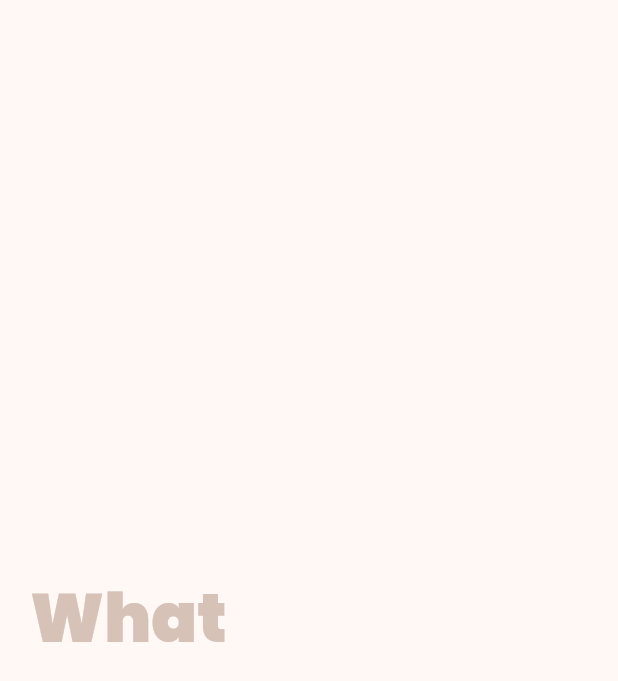
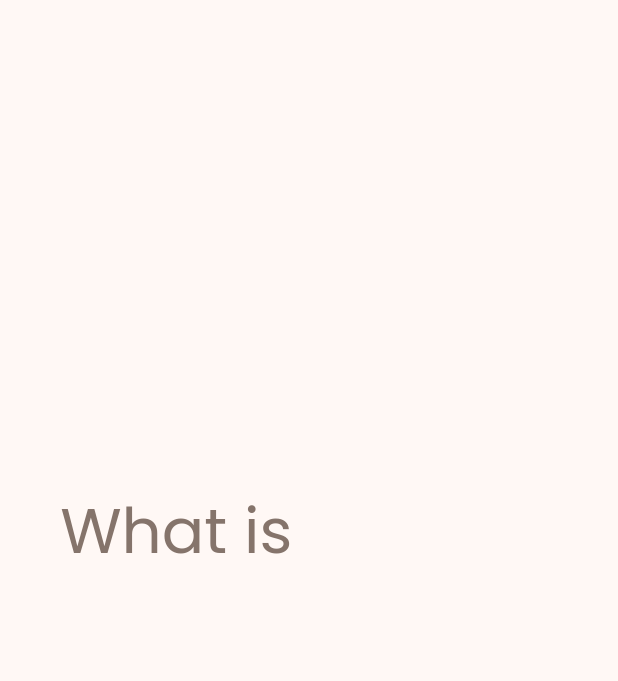
Before and after one commit to zTomz/Today, a Flutter app: the IntroAnimationPage screen opened directly, on a phone screen of 412 x 824 dp. Shown: the top 681 px of the screen. Run offline on Flutter 3.47's test engine with Material 3 defaults, Android fonts, the light colour scheme and no system bars; our stand-ins replace flutter_animate, flutter_hooks, google_fonts, hooks_riverpod, logger, shared_preferences and 1 more; missing offline and left inert: qweather_icons; accounts and stored records are empty.

Commit message:
Created intro animation

```diff
--- a/minimalist_weather/lib/main.dart
+++ b/minimalist_weather/lib/main.dart
@@ -1,20 +1,17 @@
 // TODO: Write README
-// TODO: Write intro animation
 
 import 'package:flutter/material.dart';
 import 'package:google_fonts/google_fonts.dart';
 import 'package:hooks_riverpod/hooks_riverpod.dart';
 import 'package:minimalist_weather/config/constants.dart';
-import 'package:minimalist_weather/pages/cities_page/cities_page.dart';
+import 'package:minimalist_weather/pages/intro_animation_page/intro_animation_page.dart';
 
 import 'package:timezone/data/latest.dart' as tz;
-import 'package:visibility_detector/visibility_detector.dart';
 
 void main() async {
   WidgetsFlutterBinding.ensureInitialized();
 
   tz.initializeTimeZones();
-  VisibilityDetectorController.instance.updateInterval = Duration.zero;
 
   runApp(
     const ProviderScope(
@@ -46,7 +43,7 @@ class MyApp extends StatelessWidget {
         ),
         useMaterial3: true,
       ),
-      home: const CitiesPage(),
+      home: const IntroAnimationPage(),
     );
   }
 }
--- a/minimalist_weather/lib/pages/cities_page/widgets/cities_app_bar.dart
+++ b/minimalist_weather/lib/pages/cities_page/widgets/cities_app_bar.dart
@@ -24,9 +24,12 @@ class CitiesAppBar extends StatelessWidget implements PreferredSizeWidget {
         child: Row(
           mainAxisAlignment: MainAxisAlignment.spaceBetween,
           children: [
-            Text(
-              "today",
-              style: Theme.of(context).textTheme.displayLarge,
+            Hero(
+              tag: 'app_title',
+              child: Text(
+                "today",
+                style: Theme.of(context).textTheme.displayLarge,
+              ),
             ),
             IconButton(
               onPressed: () async {
--- a/minimalist_weather/lib/pages/intro_animation_page/intro_animation_page.dart
+++ b/minimalist_weather/lib/pages/intro_animation_page/intro_animation_page.dart
@@ -1,76 +1,117 @@
 import 'package:flutter/material.dart';
-import 'package:flutter_hooks/flutter_hooks.dart';
 import 'package:minimalist_weather/config/constants.dart';
+import 'package:minimalist_weather/pages/cities_page/cities_page.dart';
 
-class IntroAnimationPage extends HookWidget {
+class IntroAnimationPage extends StatefulWidget {
   const IntroAnimationPage({super.key});
 
   @override
+  State<IntroAnimationPage> createState() => _IntroAnimationPageState();
+}
+
+class _IntroAnimationPageState extends State<IntroAnimationPage> {
+  int progress = 0;
+
+  @override
+  void initState() {
+    super.initState();
+
+    // TODO: Start the timer
+    startTimer();
+  }
+
+  Future<void> startTimer() async {
+    while (progress < 6) {
+      await Future.delayed(AnimationDurations.animationLong);
+
+      setState(() {
+        progress++;
+      });
+    }
+
+    await Future.delayed(AnimationDurations.animationLong);
+
+    if (mounted) {
+      logger.i("Navigating to CitiesPage...");
+      Navigator.of(context).pushReplacement(
+        MaterialPageRoute(
+          builder: (context) => const CitiesPage(),
+        ),
+      );
+    } else {
+      logger.e("Failed to navigate to CitiesPage. The context is not mounted.");
+    }
+  }
+
+  @override
   Widget build(BuildContext context) {
-    final wordProgress = useState<int>(1);
-
-    // FIXME: Timer doesnt work
-    // final _ = Timer.periodic(
-    //   AnimationDurations.animationLong,
-    //   (timer) {
-    //     wordProgress.value += 1;
-
-    //     if (wordProgress.value > 6) {
-    //       timer.cancel();
-    //       logger.i("Timer cancelled");
-    //       Navigator.of(context).push(
-    //         MaterialPageRoute(
-    //           builder: (context) {
-    //             return const CitiesPage();
-    //           },
-    //         ),
-    //       );
-    //     }
-    //   },
-    // );
-
-    final screenSize = MediaQuery.sizeOf(context);
-
     return Scaffold(
-      body: Center(
-        child: SizedBox(
-          width: screenSize.width - Spacing.extraLarge,
-          child: RichText(
-            textAlign: TextAlign.left,
-            text: TextSpan(
-              style: Theme.of(context).textTheme.displayMedium!.copyWith(
-                    fontWeight: FontWeight.w900,
-                    color: Theme.of(context).colorScheme.outlineVariant,
+      body: LayoutBuilder(
+        builder: (context, constraints) {
+          return AnimatedScale(
+            duration: AnimationDurations.animation,
+            scale: (constraints.maxWidth - Spacing.large) /
+                MediaQuery.sizeOf(context).width,
+            child: Row(
+              children: [
+                const SizedBox(width: Spacing.large),
+                Column(
+                  crossAxisAlignment: CrossAxisAlignment.start,
+                  mainAxisAlignment: MainAxisAlignment.center,
+                  children: [
+                    Row(
+                      children: [
+                        _FadeInText(isVisible: progress >= 1, text: "What "),
+                        _FadeInText(isVisible: progress >= 2, text: "is"),
+                      ],
                     ),
+                    Row(
                       children: [
-                if (wordProgress.value >= 1)
-                  const TextSpan(
-                    text: "What ",
+                        _FadeInText(isVisible: progress >= 3, text: "the "),
+                        _FadeInText(isVisible: progress >= 4, text: "weather "),
+                        _FadeInText(isVisible: progress >= 5, text: "like"),
+                      ],
                     ),
-                if (wordProgress.value >= 2)
-                  const TextSpan(
-                    text: "is\n",
-                  ),
-                if (wordProgress.value >= 3)
-                  const TextSpan(
-                    text: "the ",
-                  ),
-                if (wordProgress.value >= 4)
-                  const TextSpan(
-                    text: "weather ",
-                  ),
-                if (wordProgress.value >= 5)
-                  const TextSpan(
-                    text: "like\n",
-                  ),
-                if (wordProgress.value >= 6)
-                  TextSpan(
+                    Hero(
+                      tag: 'app_title',
+                      child: _FadeInText(
+                        isVisible: progress >= 6,
                         text: "today?",
                         style: Theme.of(context).textTheme.displayLarge,
                       ),
+                    ),
                   ],
                 ),
+              ],
             ),
+          );
+        },
+      ),
+    );
+  }
+}
+
+class _FadeInText extends StatelessWidget {
+  final bool isVisible;
+  final String text;
+  final TextStyle? style;
+
+  const _FadeInText({
+    required this.isVisible,
+    required this.text,
+    this.style,
+  });
+
+  @override
+  Widget build(BuildContext context) {
+    return AnimatedOpacity(
+      opacity: isVisible ? 1.0 : 0.0,
+      duration: AnimationDurations.animation,
+      child: Text(
+        text,
+        style: style ??
+            Theme.of(context).textTheme.displayMedium!.copyWith(
+                  color: Theme.of(context).colorScheme.outline,
                 ),
       ),
     );
```
Lines whose indentation alone changed are shown as unchanged.
